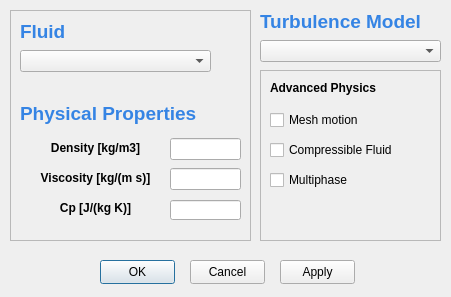
First picture: the form in Source/CaseCreator/physicalPropertiesDialog.ui, repository cfddose/Splash, before the edit.
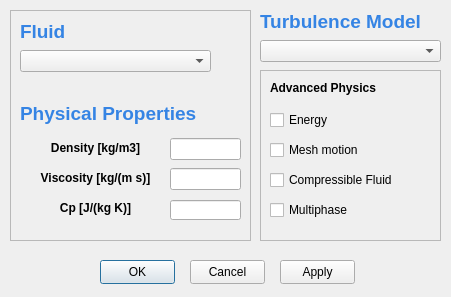
Second picture: the form after the edit.

Diff of the .ui file:
```diff
--- a/Source/CaseCreator/physicalPropertiesDialog.ui
+++ b/Source/CaseCreator/physicalPropertiesDialog.ui
@@ -68,7 +68,7 @@
     <property name="geometry">
      <rect>
       <x>10</x>
-      <y>40</y>
+      <y>70</y>
       <width>121</width>
       <height>20</height>
      </rect>
@@ -81,7 +81,7 @@
     <property name="geometry">
      <rect>
       <x>10</x>
-      <y>70</y>
+      <y>100</y>
       <width>151</width>
       <height>20</height>
      </rect>
@@ -94,7 +94,7 @@
     <property name="geometry">
      <rect>
       <x>10</x>
-      <y>100</y>
+      <y>130</y>
       <width>101</width>
       <height>20</height>
      </rect>
@@ -103,6 +103,19 @@
      <string>Multiphase</string>
     </property>
    </widget>
+   <widget class="QCheckBox" name="checkBoxEnergy">
+    <property name="geometry">
+     <rect>
+      <x>10</x>
+      <y>40</y>
+      <width>121</width>
+      <height>20</height>
+     </rect>
+    </property>
+    <property name="text">
+     <string>Energy </string>
+    </property>
+   </widget>
   </widget>
   <widget class="QPushButton" name="pushButtonOK">
    <property name="geometry">
```
Left out of the diff: 12 changed lines with no effect on the pictures.
